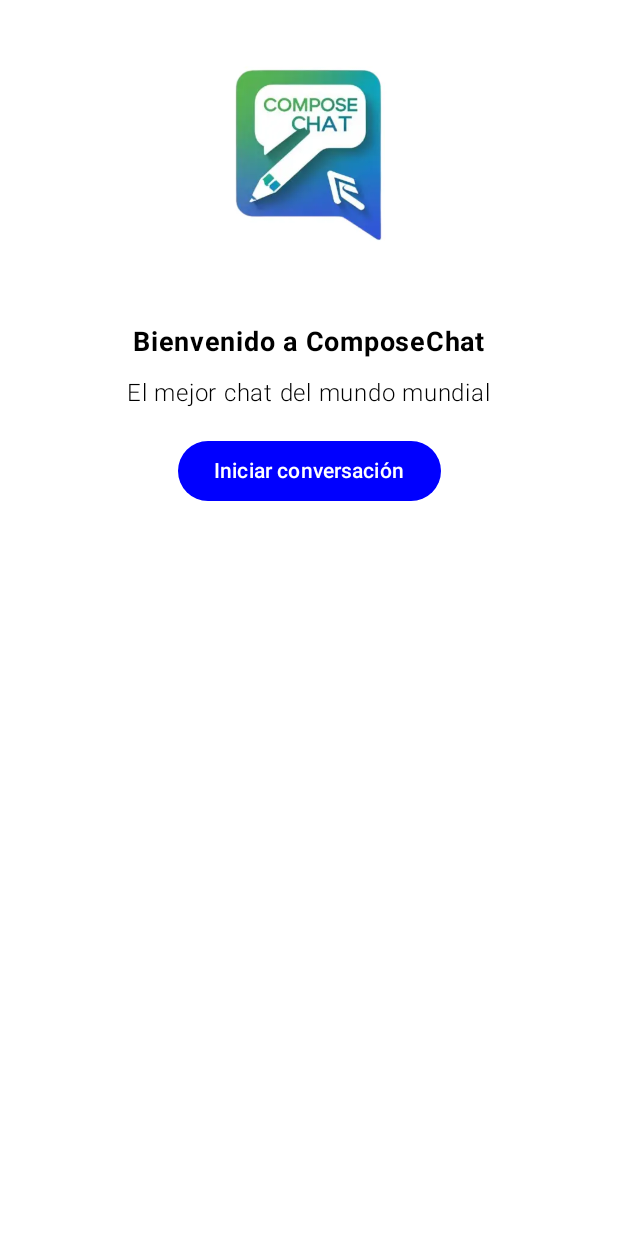
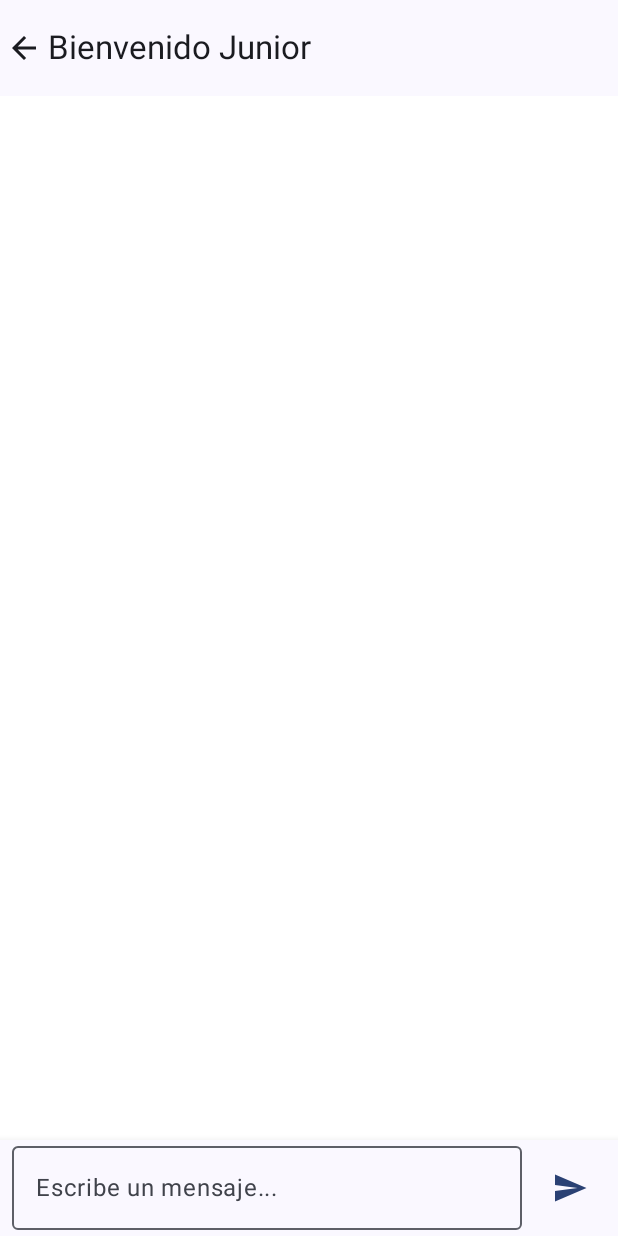
Before and after one commit to JuniorDLR/ComposeChat, an Android app built with Jetpack Compose: the screen it shows after launch (MainActivity), after a tap on "Iniciar conversación", on a phone screen of 412 x 824 dp. Run offline under Robolectric (Android 15) with nearby library versions, the phone set to English and light mode, and no system bars.

```diff
--- a/app/build.gradle.kts
+++ b/app/build.gradle.kts
@@ -3,6 +3,7 @@ plugins {
     alias(libs.plugins.kotlin.android)
     alias(libs.plugins.kotlin.compose)
     alias(libs.plugins.google.gms.google.services)
+    alias(libs.plugins.kotlin.serialization)
 }
 
 android {
@@ -62,6 +63,10 @@ dependencies {
     implementation(libs.androidx.navigation.compose)
     //ViewModel
     implementation(libs.androidx.lifecycle.viewmodel.ktx)
+    implementation(libs.material3)
+
+    // Kotlinx Serialization
+    implementation(libs.kotlinx.serialization.json)
 
     testImplementation(libs.junit)
     androidTestImplementation(libs.androidx.junit)
--- a/app/src/main/AndroidManifest.xml
+++ b/app/src/main/AndroidManifest.xml
@@ -14,7 +14,8 @@
             android:name=".presentation.MainActivity"
             android:exported="true"
             android:label="@string/app_name"
-            android:theme="@style/Theme.ComposeChat">
+            android:theme="@style/Theme.ComposeChat"
+            android:windowSoftInputMode="adjustResize">
             <intent-filter>
                 <action android:name="android.intent.action.MAIN" />
 
--- a/app/src/main/java/com/example/composechat/presentation/MainActivity.kt
+++ b/app/src/main/java/com/example/composechat/presentation/MainActivity.kt
@@ -4,16 +4,43 @@ import android.os.Bundle
 import androidx.activity.ComponentActivity
 import androidx.activity.compose.setContent
 import androidx.activity.enableEdgeToEdge
+import androidx.navigation.compose.NavHost
+import androidx.navigation.compose.composable
+import androidx.navigation.compose.rememberNavController
+import com.example.composechat.presentation.chat.ChatMain
 import com.example.composechat.presentation.chat.ScreenMain
+import com.example.composechat.presentation.route.Chat
+import com.example.composechat.presentation.route.Home
 import com.example.composechat.ui.theme.ComposeChatTheme
 
 class MainActivity : ComponentActivity() {
     override fun onCreate(savedInstanceState: Bundle?) {
         super.onCreate(savedInstanceState)
         enableEdgeToEdge()
+
         setContent {
             ComposeChatTheme {
-                ScreenMain()
+                val navController = rememberNavController()
+
+                NavHost(
+                    navController = navController,
+                    startDestination = Home
+                ) {
+                    composable<Home> {
+                        ScreenMain(
+                            onClick = {
+                                navController.navigate(Chat)
+                            }
+                        )
+                    }
+                    composable<Chat> {
+                        ChatMain(
+                            onBackPressed = {
+                                navController.popBackStack()
+                            }
+                        )
+                    }
+                }
             }
         }
     }
--- /dev/null
+++ b/app/src/main/java/com/example/composechat/presentation/chat/ChatMain.kt
@@ -0,0 +1,127 @@
+package com.example.composechat.presentation.chat
+
+import androidx.compose.foundation.clickable
+import androidx.compose.foundation.layout.PaddingValues
+import androidx.compose.foundation.layout.Row
+import androidx.compose.foundation.layout.Spacer
+import androidx.compose.foundation.layout.fillMaxSize
+import androidx.compose.foundation.layout.fillMaxWidth
+import androidx.compose.foundation.layout.padding
+import androidx.compose.foundation.layout.width
+import androidx.compose.foundation.layout.imePadding
+import androidx.compose.foundation.layout.navigationBarsPadding
+import androidx.compose.foundation.lazy.LazyColumn
+import androidx.compose.material.icons.Icons
+import androidx.compose.material.icons.automirrored.filled.ArrowBack
+import androidx.compose.material.icons.automirrored.filled.Send
+import androidx.compose.material3.ExperimentalMaterial3Api
+import androidx.compose.material3.Icon
+import androidx.compose.material3.IconButton
+import androidx.compose.material3.MaterialTheme
+import androidx.compose.material3.OutlinedTextField
+import androidx.compose.material3.Scaffold
+import androidx.compose.material3.Surface
+import androidx.compose.material3.Text
+import androidx.compose.material3.TopAppBar
+import androidx.compose.runtime.Composable
+import androidx.compose.runtime.getValue
+import androidx.compose.runtime.mutableStateOf
+import androidx.compose.runtime.remember
+import androidx.compose.runtime.setValue
+import androidx.compose.ui.Alignment
+import androidx.compose.ui.Modifier
+import androidx.compose.ui.graphics.Color
+import androidx.compose.ui.tooling.preview.Preview
+import androidx.compose.ui.unit.dp
+
+
+@Composable
+fun ChatMain(onBackPressed: () -> Unit = {}) {
+    Scaffold(
+        modifier = Modifier.fillMaxSize(),
+        topBar = { TopAppChat(onBackPressed = onBackPressed) },
+        bottomBar = {
+            MessageInputBar(onSendMessage = { message ->
+
+            })
+        },
+        containerColor = Color.White,
+        contentColor = Color.Black,
+    ) { paddingValues ->
+        BodyChat(paddingValues)
+    }
+}
+
+@Composable
+fun BodyChat(paddingValues: PaddingValues) {
+    LazyColumn(
+        modifier = Modifier
+            .fillMaxSize()
+            .padding(paddingValues)
+            .imePadding()
+    ) {
+
+    }
+}
+
+@OptIn(ExperimentalMaterial3Api::class)
+@Composable
+fun TopAppChat(onBackPressed: () -> Unit = {}) {
+    TopAppBar(
+        title = { Text(text = "Bienvenido Junior") },
+        modifier = Modifier.fillMaxWidth(),
+        navigationIcon = {
+            Icon(
+                imageVector = Icons.AutoMirrored.Filled.ArrowBack,
+                contentDescription = "Back",
+                modifier = Modifier.clickable(onClick = onBackPressed)
+            )
+        }
+    )
+}
+
+@OptIn(ExperimentalMaterial3Api::class)
+@Composable
+fun MessageInputBar(
+    onSendMessage: (String) -> Unit
+) {
+    var text by remember {mutableStateOf("")}
+
+    Surface(
+        modifier = Modifier
+            .fillMaxWidth()
+            .navigationBarsPadding(),
+        shadowElevation = 8.dp
+    ) {
+        Row(
+            modifier = Modifier
+                .fillMaxWidth()
+                .padding(horizontal = 8.dp, vertical = 4.dp),
+            verticalAlignment = Alignment.CenterVertically
+        ) {
+            OutlinedTextField(
+                value = text,
+                onValueChange = { text = it },
+                placeholder = { Text("Escribe un mensaje...") },
+                modifier = Modifier.weight(1f),
+                maxLines = 3
+            )
+            Spacer(modifier = Modifier.width(8.dp))
+            IconButton(
+                onClick = {
+                    if (text.isNotBlank()) {
+                        onSendMessage(text)
+                        text = ""
+                    }
+                },
+                enabled = text.isNotBlank()
+            ) {
+                Icon(
+                    imageVector = Icons.AutoMirrored.Filled.Send,
+                    contentDescription = "Enviar mensaje",
+                    tint = MaterialTheme.colorScheme.primary
+                )
+            }
+        }
+    }
+}
--- a/app/src/main/java/com/example/composechat/presentation/chat/ScreenMain.kt
+++ b/app/src/main/java/com/example/composechat/presentation/chat/ScreenMain.kt
@@ -16,17 +16,14 @@ import androidx.compose.runtime.Composable
 import androidx.compose.ui.Alignment
 import androidx.compose.ui.Modifier
 import androidx.compose.ui.graphics.Color
-
 import androidx.compose.ui.res.painterResource
 import androidx.compose.ui.text.font.FontWeight
-import androidx.compose.ui.tooling.preview.Preview
 import androidx.compose.ui.unit.dp
 import androidx.compose.ui.unit.sp
 import com.example.composechat.R
 
-@Preview(showBackground = true, showSystemUi = true)
 @Composable
-fun ScreenMain() {
+fun ScreenMain(onClick: () -> Unit) {
     Column(
         modifier = Modifier
             .fillMaxSize()
@@ -36,22 +33,21 @@ fun ScreenMain() {
     ) {
         ImageLogo()
         HeaderMain()
-        ButtonMain()
+        ButtonMain(onClick = onClick)
     }
 
 
 }
 
 @Composable
-fun ButtonMain() {
+fun ButtonMain(onClick: () -> Unit) {
     Button(
         colors = ButtonDefaults.buttonColors(
             containerColor = Color.Blue,
             contentColor = Color.White
         ),
-        onClick = {
-
-        }) {
+        onClick = onClick
+    ) {
         Text(text = "Iniciar conversación")
     }
 }
--- a/app/src/main/java/com/example/composechat/presentation/chat/viewmodel/ChatViewModel.kt
+++ b/app/src/main/java/com/example/composechat/presentation/chat/viewmodel/ChatViewModel.kt
@@ -2,5 +2,8 @@ package com.example.composechat.presentation.chat.viewmodel
 
 import androidx.lifecycle.ViewModel
 
-class ChatViewModel: ViewModel() {
+
+class ChatViewModel : ViewModel() {
+    // Aquí puedes agregar la lógica del chat
+    // Por ejemplo: mensajes, estado de conexión, etc.
 }
--- /dev/null
+++ b/app/src/main/java/com/example/composechat/presentation/route/Route.kt
@@ -0,0 +1,9 @@
+package com.example.composechat.presentation.route
+
+import kotlinx.serialization.Serializable
+
+@Serializable
+object Home
+
+@Serializable
+object Chat
--- a/gradle/libs.versions.toml
+++ b/gradle/libs.versions.toml
@@ -1,16 +1,18 @@
 [versions]
 agp = "8.10.1"
-kotlin = "2.0.21"
+kotlin = "2.2.0"
 coreKtx = "1.16.0"
 junit = "4.13.2"
 junitVersion = "1.2.1"
 espressoCore = "3.6.1"
-lifecycleRuntimeKtx = "2.9.1"
+lifecycleRuntimeKtx = "2.9.2"
 activityCompose = "1.10.1"
-composeBom = "2024.09.00"
+composeBom = "2025.07.00"
 googleGmsServices = "4.4.3"
 firebaseBom = "33.16.0"
-androidxNavigation = "2.9.1"
+androidxNavigation = "2.9.2"
+material3 = "1.3.2"
+kotlinxSerialization = "1.9.0"
 
 [libraries]
 androidx-core-ktx = { group = "androidx.core", name = "core-ktx", version.ref = "coreKtx" }
@@ -32,9 +34,12 @@ androidx-navigation-compose = { group = "androidx.navigation", name = "navigatio
 firebase-bom = { group = "com.google.firebase", name = "firebase-bom", version.ref = "firebaseBom" }
 firebase-analytics = { group = "com.google.firebase", name = "firebase-analytics-ktx" }
 realtimedb = { group = "com.google.firebase", name = "firebase-database-ktx" }
+material3 = { group = "androidx.compose.material3", name = "material3", version.ref = "material3" }
+kotlinx-serialization-json = { group = "org.jetbrains.kotlinx", name = "kotlinx-serialization-json", version.ref = "kotlinxSerialization" }
 
 [plugins]
 android-application = { id = "com.android.application", version.ref = "agp" }
 kotlin-android = { id = "org.jetbrains.kotlin.android", version.ref = "kotlin" }
 kotlin-compose = { id = "org.jetbrains.kotlin.plugin.compose", version.ref = "kotlin" }
 google-gms-google-services = { id = "com.google.gms.google-services", version.ref = "googleGmsServices" }
+kotlin-serialization = { id = "org.jetbrains.kotlin.plugin.serialization", version.ref = "kotlin" }
```
Also changed, not shown: 1003 other files.
